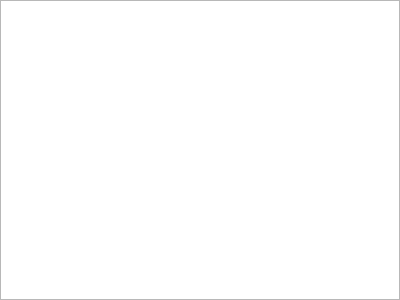
Qt form ui/file_dialog.ui (jorelaustin/GUI-for-ROV-Mate-2025) before a commit.
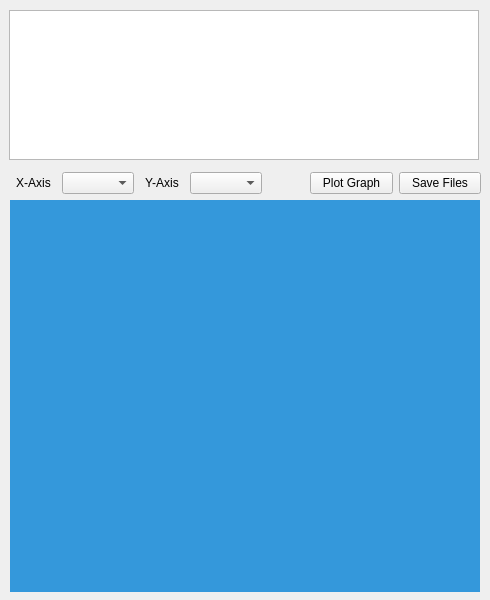
The same form after that commit.

Commit message: Implemented JSON-to-Graphs feature, also added databases. ;>

```diff
--- a/ui/file_dialog.ui
+++ b/ui/file_dialog.ui
@@ -6,14 +6,20 @@
    <rect>
     <x>0</x>
     <y>0</y>
-    <width>400</width>
-    <height>300</height>
+    <width>490</width>
+    <height>600</height>
    </rect>
   </property>
   <property name="minimumSize">
    <size>
-    <width>400</width>
-    <height>300</height>
+    <width>490</width>
+    <height>600</height>
+   </size>
+  </property>
+  <property name="maximumSize">
+   <size>
+    <width>16777215</width>
+    <height>16777215</height>
    </size>
   </property>
   <property name="windowTitle">
@@ -22,19 +28,114 @@
   <widget class="QWidget" name="centralwidget">
    <property name="minimumSize">
     <size>
-     <width>400</width>
-     <height>300</height>
+     <width>490</width>
+     <height>600</height>
+    </size>
+   </property>
+   <property name="maximumSize">
+    <size>
+     <width>16777215</width>
+     <height>16777215</height>
     </size>
    </property>
    <widget class="QTableWidget" name="tableWidget">
     <property name="geometry">
      <rect>
-      <x>0</x>
-      <y>0</y>
-      <width>400</width>
-      <height>300</height>
+      <x>9</x>
+      <y>10</y>
+      <width>470</width>
+      <height>150</height>
      </rect>
     </property>
+    <property name="minimumSize">
+     <size>
+      <width>470</width>
+      <height>150</height>
+     </size>
+    </property>
+   </widget>
+   <widget class="QWidget" name="canvasPlaceholder" native="true">
+    <property name="geometry">
+     <rect>
+      <x>10</x>
+      <y>200</y>
+      <width>470</width>
+      <height>392</height>
+     </rect>
+    </property>
+    <property name="minimumSize">
+     <size>
+      <width>470</width>
+      <height>390</height>
+     </size>
+    </property>
+    <property name="styleSheet">
+     <string notr="true">background-color: #3498db;</string>
+    </property>
+   </widget>
+   <widget class="QWidget" name="layoutWidget">
+    <property name="geometry">
+     <rect>
+      <x>11</x>
+      <y>172</y>
+      <width>251</width>
+      <height>23</height>
+     </rect>
+    </property>
+    <layout class="QGridLayout" name="gridLayout">
+     <item row="0" column="3">
+      <widget class="QComboBox" name="yAxisComboBox"/>
+     </item>
+     <item row="0" column="0">
+      <widget class="QLabel" name="xAxisLabel">
+       <property name="text">
+        <string>X-Axis</string>
+       </property>
+       <property name="alignment">
+        <set>Qt::AlignCenter</set>
+       </property>
+      </widget>
+     </item>
+     <item row="0" column="2">
+      <widget class="QLabel" name="yAxisLabel">
+       <property name="text">
+        <string>Y-Axis</string>
+       </property>
+       <property name="alignment">
+        <set>Qt::AlignCenter</set>
+       </property>
+      </widget>
+     </item>
+     <item row="0" column="1">
+      <widget class="QComboBox" name="xAxisComboBox"/>
+     </item>
+    </layout>
+   </widget>
+   <widget class="QWidget" name="layoutWidget">
+    <property name="geometry">
+     <rect>
+      <x>310</x>
+      <y>170</y>
+      <width>171</width>
+      <height>26</height>
+     </rect>
+    </property>
+    <layout class="QHBoxLayout" name="horizontalLayout">
+     <item>
+      <widget class="QPushButton" name="plotButton">
+       <property name="text">
+        <string>Plot Graph</string>
+       </property>
+      </widget>
+     </item>
+     <item>
+      <widget class="QPushButton" name="saveFilesButton">
+       <property name="text">
+        <string>Save Files</string>
+       </property>
+      </widget>
+     </item>
+    </layout>
    </widget>
   </widget>
  </widget>
```
The commit also changes 8 other files.
